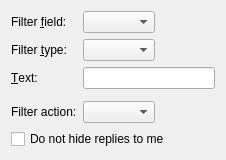
Before: the Qt Designer form plugins/filter/addeditfilter_base.ui in KDE/choqok, drawn with Qt 5.
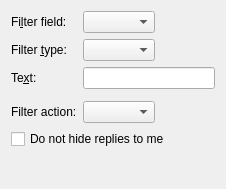
After: the same form once the commit is applied. Custom widgets are drawn as their Qt base class.

Commit message: Set windowTitle in the UI files when possible

```diff
--- a/plugins/filter/addeditfilter_base.ui
+++ b/plugins/filter/addeditfilter_base.ui
@@ -7,7 +7,7 @@
     <x>0</x>
     <y>0</y>
     <width>226</width>
-    <height>141</height>
+    <height>189</height>
    </rect>
   </property>
   <layout class="QFormLayout" name="formLayout">
@@ -17,7 +17,7 @@
    <item row="0" column="0">
     <widget class="QLabel" name="label">
      <property name="text">
-      <string>Filter &amp;field:</string>
+      <string>Fi&amp;lter field:</string>
      </property>
      <property name="buddy">
       <cstring>filterField</cstring>
@@ -43,7 +43,7 @@
    <item row="2" column="0">
     <widget class="QLabel" name="label_3">
      <property name="text">
-      <string>&amp;Text:</string>
+      <string>Te&amp;xt:</string>
      </property>
      <property name="buddy">
       <cstring>filterText</cstring>
```
Left out of the diff: 3 changed lines with no effect on the pictures. The commit also changes 4 other files.
